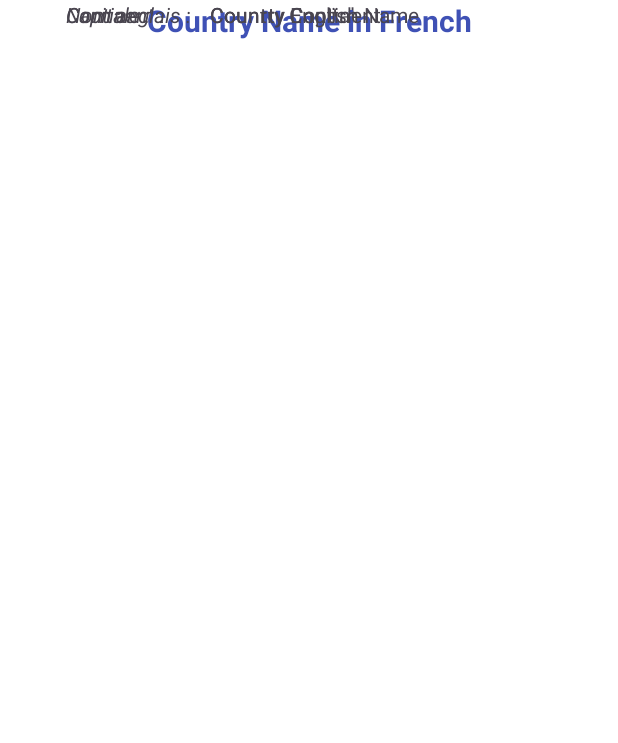
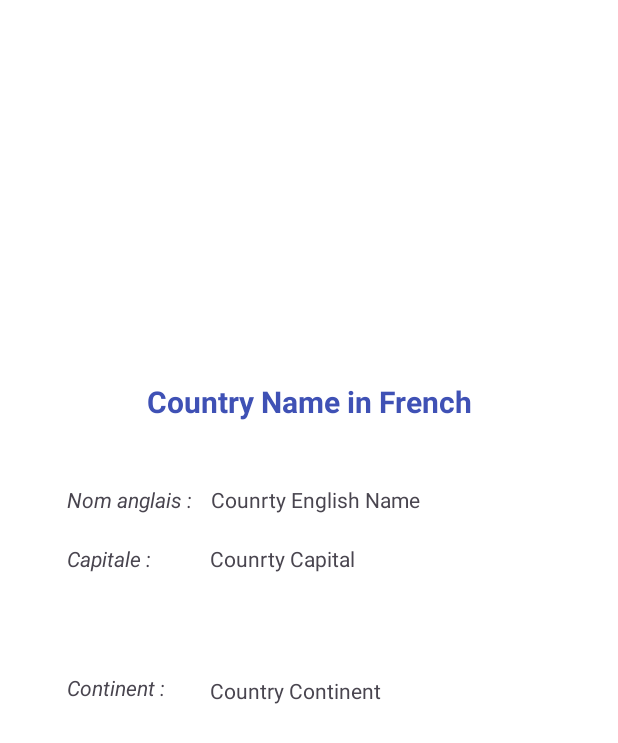
Before and after one commit to Elea54/ProjetMaterielsMobile, an Android app: the CountryDetailsActivity screen opened directly, with no data from a screen before it, on a phone screen of 412 x 824 dp. Shown: the top 743 px of the screen. Run offline under Robolectric (Android 15) with nearby library versions, the phone set to English and light mode, and no system bars; our stand-ins replace Picasso; pictures from the network do not load.

Commit message:
Correction bugs

```diff
--- a/app/src/main/java/fr/epf/min2/projetandroid/CountryDetailsActivity.kt
+++ b/app/src/main/java/fr/epf/min2/projetandroid/CountryDetailsActivity.kt
@@ -1,5 +1,6 @@
 package fr.epf.min2.projetandroid
 
+import android.annotation.SuppressLint
 import androidx.appcompat.app.AppCompatActivity
 import android.os.Bundle
 import android.widget.ImageView
@@ -14,7 +15,7 @@ class CountryDetailsActivity : AppCompatActivity() {
 
         val flagImageView = findViewById<ImageView>(R.id.country_flag_details_imageView)
         val frNameTextView = findViewById<TextView>(R.id.country_name_fr_details_textView)
-        val englishNameTextView = findViewById<TextView>(R.id.country_english_name_details_textView)
+        val englishNameTextView = findViewById<TextView>(R.id.counrty_english_name_details_textView)
         val capitalTextView = findViewById<TextView>(R.id.counrty_capital_details_textView)
         val continentTextView = findViewById<TextView>(R.id.counrty_continent_details_textView)
 
@@ -22,12 +23,12 @@ class CountryDetailsActivity : AppCompatActivity() {
             val country = getParcelable(COUNTRY_ID_EXTRA) as? Country
             country?.let {
                 Picasso.get()
-                    .load(country.flag)
+                    .load(it.flag)
                     .into(flagImageView)
-                frNameTextView.text = country.frenchName
-                englishNameTextView.text = country.officialName
-                capitalTextView.text = country.capital.get(0)
-                continentTextView.text = country.continent.get(0)
+                frNameTextView.text = it.frenchName
+                englishNameTextView.text = it.officialName
+                capitalTextView.text = it.capital.get(0)
+                continentTextView.text = it.continent.get(0)
             }
         }
     }
--- a/app/src/main/res/layout/activity_county_details.xml
+++ b/app/src/main/res/layout/activity_county_details.xml
@@ -2,7 +2,7 @@
 <androidx.constraintlayout.widget.ConstraintLayout xmlns:android="http://schemas.android.com/apk/res/android"
     xmlns:app="http://schemas.android.com/apk/res-auto"
     xmlns:tools="http://schemas.android.com/tools"
-    android:id="@+id/country_english_name_details_textView"
+    android:id="@+id/layout_details"
     android:layout_width="match_parent"
     android:layout_height="match_parent">
 
@@ -10,56 +10,74 @@
         android:id="@+id/counrty_capital_details_textView"
         android:layout_width="wrap_content"
         android:layout_height="wrap_content"
+        android:layout_marginTop="20dp"
+        android:layout_marginEnd="175dp"
         android:text="Counrty Capital"
+        app:layout_constraintEnd_toEndOf="parent"
         app:layout_constraintStart_toStartOf="@+id/guideline3"
-        tools:layout_editor_absoluteY="362dp" />
+        app:layout_constraintTop_toBottomOf="@+id/counrty_english_name_details_textView" />
 
     <TextView
         android:id="@+id/textView2"
         android:layout_width="wrap_content"
         android:layout_height="wrap_content"
+        android:layout_marginTop="20dp"
+        android:layout_marginEnd="30dp"
+        android:layout_marginBottom="310dp"
         android:text="Continent :"
         android:textStyle="italic"
+        app:layout_constraintBottom_toBottomOf="parent"
+        app:layout_constraintEnd_toStartOf="@+id/counrty_continent_details_textView"
         app:layout_constraintStart_toStartOf="@+id/guideline"
-        tools:layout_editor_absoluteY="402dp" />
+        app:layout_constraintTop_toBottomOf="@+id/textView3" />
 
     <TextView
-        android:id="@+id/textView2"
+        android:id="@+id/textView3"
         android:layout_width="wrap_content"
         android:layout_height="wrap_content"
+        android:layout_marginTop="20dp"
+        android:layout_marginEnd="39dp"
         android:text="Capitale :"
         android:textStyle="italic"
+        app:layout_constraintEnd_toStartOf="@+id/counrty_capital_details_textView"
         app:layout_constraintStart_toStartOf="@+id/guideline"
-        tools:layout_editor_absoluteY="362dp" />
+        app:layout_constraintTop_toBottomOf="@+id/textView4" />
 
     <ImageView
         android:id="@+id/country_flag_details_imageView"
         android:layout_width="match_parent"
         android:layout_height="212dp"
-        tools:layout_editor_absoluteX="0dp"
-        tools:layout_editor_absoluteY="-4dp"
+        android:layout_marginBottom="42dp"
+        app:layout_constraintBottom_toTopOf="@+id/country_name_fr_details_textView"
+        app:layout_constraintEnd_toEndOf="parent"
+        app:layout_constraintStart_toStartOf="parent"
+        app:layout_constraintTop_toTopOf="parent"
         tools:srcCompat="@tools:sample/avatars" />
 
     <TextView
         android:id="@+id/country_name_fr_details_textView"
         android:layout_width="wrap_content"
         android:layout_height="wrap_content"
+        android:layout_marginTop="42dp"
         android:text="Country Name in French"
         android:textColor="#3F51B5"
         android:textSize="20sp"
         android:textStyle="bold"
         app:layout_constraintEnd_toEndOf="parent"
         app:layout_constraintStart_toStartOf="parent"
-        tools:layout_editor_absoluteY="254dp" />
+        app:layout_constraintTop_toBottomOf="@+id/country_flag_details_imageView" />
 
     <TextView
-        android:id="@+id/textView2"
+        android:id="@+id/textView4"
         android:layout_width="wrap_content"
         android:layout_height="wrap_content"
+        android:layout_marginTop="42dp"
+        android:layout_marginEnd="12dp"
         android:text="Nom anglais :"
         android:textStyle="italic"
+        app:layout_constraintEnd_toStartOf="@+id/counrty_english_name_details_textView"
         app:layout_constraintStart_toStartOf="@+id/guideline"
-        tools:layout_editor_absoluteY="323dp" />
+        app:layout_constraintTop_toBottomOf="@+id/country_name_fr_details_textView" />
 
     <androidx.constraintlayout.widget.Guideline
         android:id="@+id/guideline"
@@ -76,18 +94,26 @@
         app:layout_constraintGuide_begin="140dp" />
 
     <TextView
-        android:id="@+id/counrty_capital_details_textView"
+        android:id="@+id/counrty_english_name_details_textView"
         android:layout_width="wrap_content"
         android:layout_height="wrap_content"
+        android:layout_marginTop="42dp"
+        android:layout_marginEnd="132dp"
         android:text="Counrty English Name"
+        app:layout_constraintEnd_toEndOf="parent"
         app:layout_constraintStart_toStartOf="@+id/guideline3"
-        tools:layout_editor_absoluteY="323dp" />
+        app:layout_constraintTop_toBottomOf="@+id/country_name_fr_details_textView" />
 
     <TextView
         android:id="@+id/counrty_continent_details_textView"
         android:layout_width="wrap_content"
         android:layout_height="wrap_content"
+        android:layout_marginTop="22dp"
+        android:layout_marginEnd="158dp"
+        android:layout_marginBottom="308dp"
         android:text="Country Continent"
+        app:layout_constraintBottom_toBottomOf="parent"
+        app:layout_constraintEnd_toEndOf="parent"
         app:layout_constraintStart_toStartOf="@+id/guideline3"
-        tools:layout_editor_absoluteY="404dp" />
+        app:layout_constraintTop_toBottomOf="@+id/counrty_capital_details_textView" />
 </androidx.constraintlayout.widget.ConstraintLayout>
```
